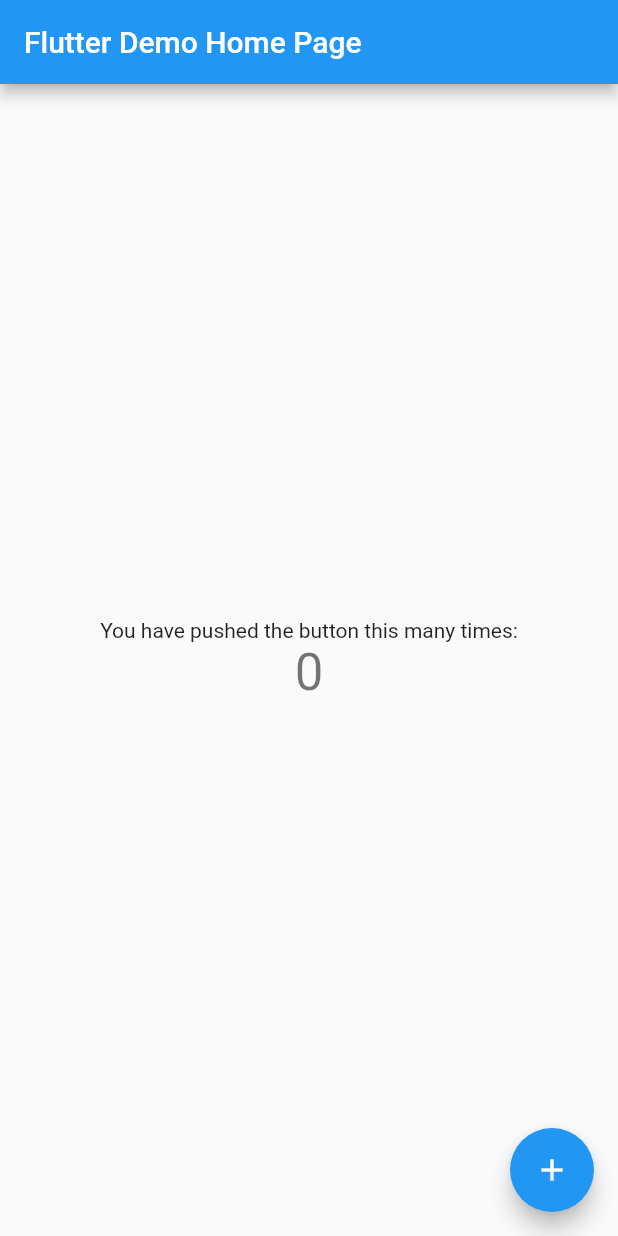
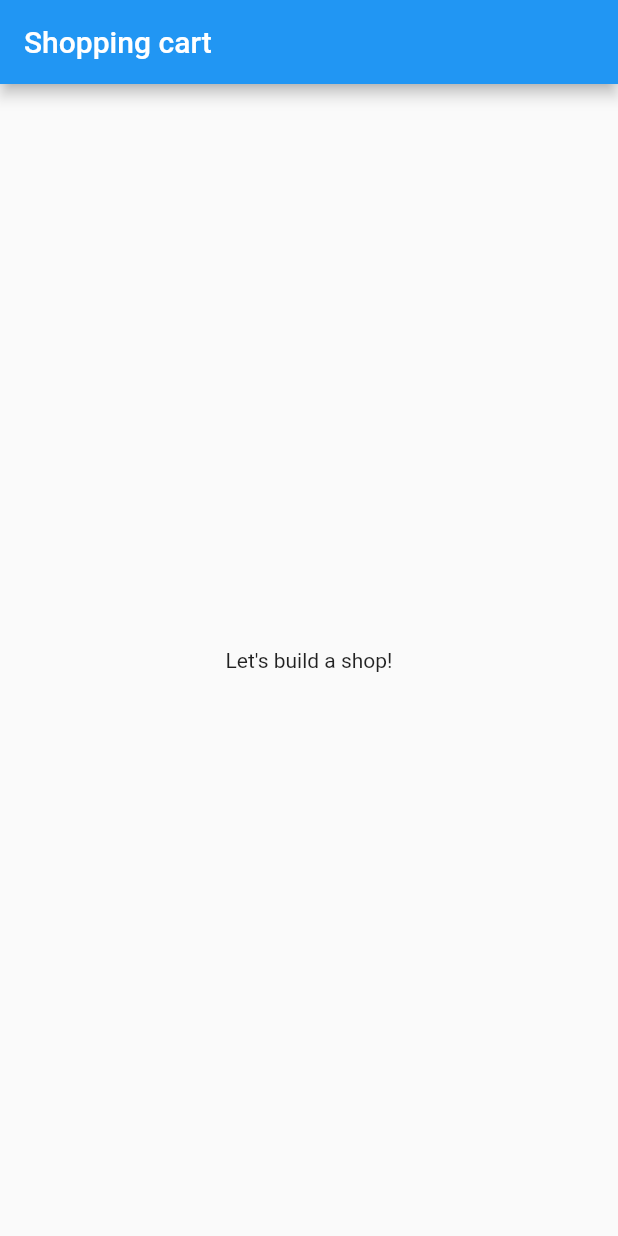
Before and after one commit to haohmaru3000/mobile-shopping-cart, a Flutter app: the screen it shows after launch, on a phone screen of 412 x 824 dp. Run offline on Flutter 3.47's test engine with Material 2 defaults, Android fonts, the phone set to English and light mode, and no system bars.

```diff
--- a/lib/main.dart
+++ b/lib/main.dart
@@ -1,115 +1,26 @@
 import 'package:flutter/material.dart';
 
-void main() {
-  runApp(const MyApp());
-}
+void main() => runApp(MyApp());
 
 class MyApp extends StatelessWidget {
-  const MyApp({Key? key}) : super(key: key);
-
-  // This widget is the root of your application.
   @override
   Widget build(BuildContext context) {
     return MaterialApp(
-      title: 'Flutter Demo',
-      theme: ThemeData(
-        // This is the theme of your application.
-        //
-        // Try running your application with "flutter run". You'll see the
-        // application has a blue toolbar. Then, without quitting the app, try
-        // changing the primarySwatch below to Colors.green and then invoke
-        // "hot reload" (press "r" in the console where you ran "flutter run",
-        // or simply save your changes to "hot reload" in a Flutter IDE).
-        // Notice that the counter didn't reset back to zero; the application
-        // is not restarted.
-        primarySwatch: Colors.blue,
-      ),
-      home: const MyHomePage(title: 'Flutter Demo Home Page'),
+      title: 'Shopping cart',
+      home: MyHomePage(),
     );
   }
 }
-
-class MyHomePage extends StatefulWidget {
-  const MyHomePage({Key? key, required this.title}) : super(key: key);
-
-  // This widget is the home page of your application. It is stateful, meaning
-  // that it has a State object (defined below) that contains fields that affect
-  // how it looks.
-
-  // This class is the configuration for the state. It holds the values (in this
-  // case the title) provided by the parent (in this case the App widget) and
-  // used by the build method of the State. Fields in a Widget subclass are
-  // always marked "final".
-
-  final String title;
-
-  @override
-  State<MyHomePage> createState() => _MyHomePageState();
-}
-
-class _MyHomePageState extends State<MyHomePage> {
-  int _counter = 0;
-
-  void _incrementCounter() {
-    setState(() {
-      // This call to setState tells the Flutter framework that something has
-      // changed in this State, which causes it to rerun the build method below
-      // so that the display can reflect the updated values. If we changed
-      // _counter without calling setState(), then the build method would not be
-      // called again, and so nothing would appear to happen.
-      _counter++;
-    });
-  }
-
+class MyHomePage extends StatelessWidget {
   @override
   Widget build(BuildContext context) {
-    // This method is rerun every time setState is called, for instance as done
-    // by the _incrementCounter method above.
-    //
-    // The Flutter framework has been optimized to make rerunning build methods
-    // fast, so that you can just rebuild anything that needs updating rather
-    // than having to individually change instances of widgets.
     return Scaffold(
       appBar: AppBar(
-        // Here we take the value from the MyHomePage object that was created by
-        // the App.build method, and use it to set our appbar title.
-        title: Text(widget.title),
+        title: Text('Shopping cart'),
       ),
       body: Center(
-        // Center is a layout widget. It takes a single child and positions it
-        // in the middle of the parent.
-        child: Column(
-          // Column is also a layout widget. It takes a list of children and
-          // arranges them vertically. By default, it sizes itself to fit its
-          // children horizontally, and tries to be as tall as its parent.
-          //
-          // Invoke "debug painting" (press "p" in the console, choose the
-          // "Toggle Debug Paint" action from the Flutter Inspector in Android
-          // Studio, or the "Toggle Debug Paint" command in Visual Studio Code)
-          // to see the wireframe for each widget.
-          //
-          // Column has various properties to control how it sizes itself and
-          // how it positions its children. Here we use mainAxisAlignment to
-          // center the children vertically; the main axis here is the vertical
-          // axis because Columns are vertical (the cross axis would be
-          // horizontal).
-          mainAxisAlignment: MainAxisAlignment.center,
-          children: <Widget>[
-            const Text(
-              'You have pushed the button this many times:',
-            ),
-            Text(
-              '$_counter',
-              style: Theme.of(context).textTheme.headline4,
-            ),
-          ],
-        ),
+        child: Text('Let\'s build a shop!'),
       ),
-      floatingActionButton: FloatingActionButton(
-        onPressed: _incrementCounter,
-        tooltip: 'Increment',
-        child: const Icon(Icons.add),
-      ), // This trailing comma makes auto-formatting nicer for build methods.
     );
   }
 }
--- /dev/null
+++ b/lib/screens/products_overview_screen.dart
@@ -0,0 +1,11 @@
+import 'package:flutter/material.dart';
+
+class ProductsOverviewScreen extends StatelessWidget {
+
+  @override
+  Widget build(BuildContext context) {
+    return Container(
+
+    );
+  }
+}
```
Also changed, not shown: lib/models/product.dart (added, +17 -0 lines), 1 other file.
